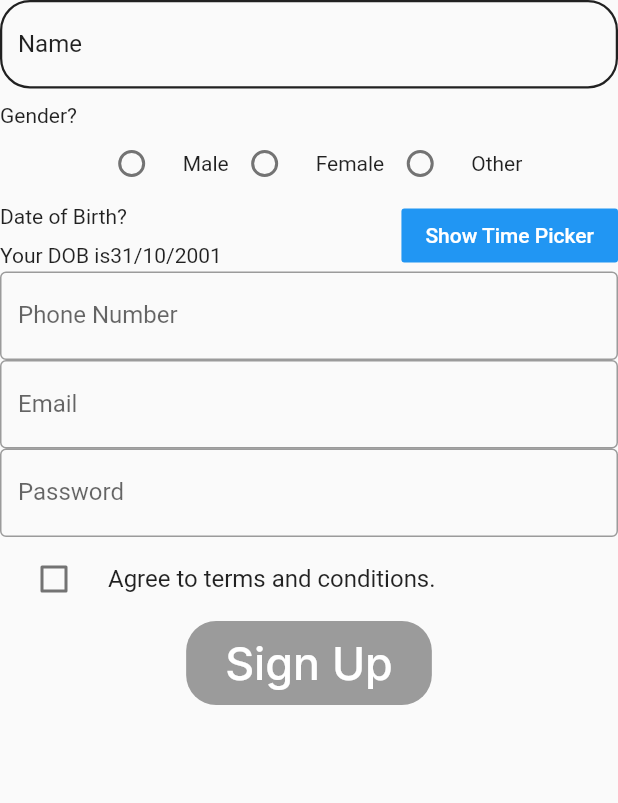
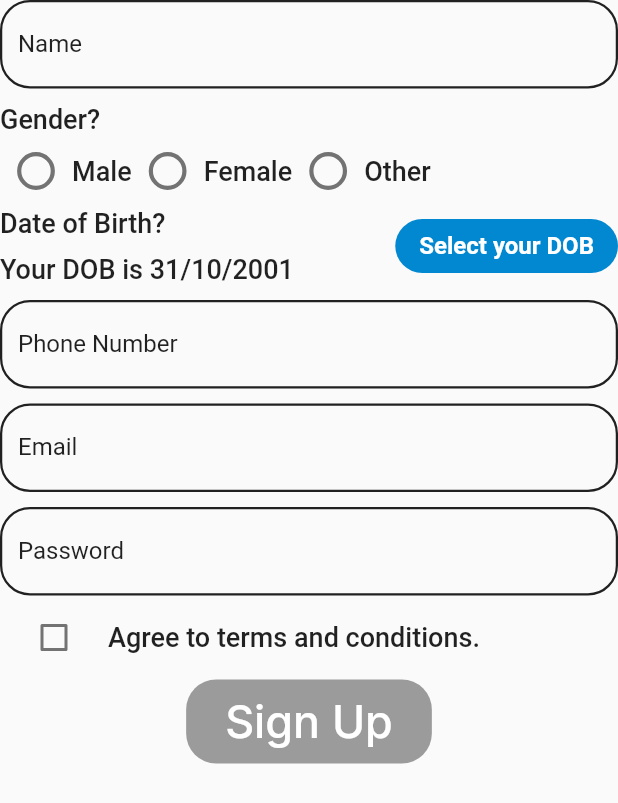
Before and after one commit to aryansolanki/autobuddy_asd_app, a Flutter app: the SignUpForm widget shown alone on an empty page, opened directly, on a phone screen of 412 x 824 dp. Shown: the top 803 px of the screen. Run offline on Flutter 3.47's test engine with Material 2 defaults, Android fonts, the light colour scheme and no system bars; our stand-ins replace flutter_signin_button, flutter_spinkit, form_field_validator.

Commit message:
sign up page done just comments left

```diff
--- a/autobuddy_asd/autobuddy_asd_app/lib/custom_widgets/sign_up_page/signup_form.dart
+++ b/autobuddy_asd/autobuddy_asd_app/lib/custom_widgets/sign_up_page/signup_form.dart
@@ -5,6 +5,7 @@ import 'package:form_field_validator/form_field_validator.dart'; //for multi val
 
 import 'package:autobuddy_asd_app/text.dart';
 import 'package:autobuddy_asd_app/colour.dart';
+import 'package:autobuddy_asd_app/custom_widgets/sign_up_page/theme.dart';
 
 import 'package:autobuddy_asd_app/screen/sign_in.dart'; //routing
 
@@ -43,7 +44,7 @@ class _SignUpFormState extends State<SignUpForm> {
         context: context,
         initialDate: date,
         firstDate: DateTime(1970),
-        lastDate: DateTime(2030));
+        lastDate: DateTime(2023));
     if (picked != null && picked != date) {
       setState(() {
         date = picked;
@@ -61,6 +62,7 @@ class _SignUpFormState extends State<SignUpForm> {
         key: formkey,
         child: Column(
           children: <Widget>[
+            //name form feild
             TextFormField(
               style: TextStyle(
                 color: Colors.black,
@@ -86,13 +88,18 @@ class _SignUpFormState extends State<SignUpForm> {
             Row(
               mainAxisAlignment: MainAxisAlignment.start,
               children: [
-                Text('Gender?'),
+                Text(
+                  'Gender?',
+                  style: subTitle,
+                ),
               ],
             ),
             Row(
-              mainAxisAlignment: MainAxisAlignment.center,
+              mainAxisAlignment: MainAxisAlignment.start,
               children: [
-                Radio(
+                Transform.scale(
+                  scale: 1.4,
+                  child: Radio(
                     value: 'male',
                     groupValue: gender,
                     onChanged: (value) {
@@ -100,12 +107,16 @@ class _SignUpFormState extends State<SignUpForm> {
                         gender = value;
                       });
                     },
+                    activeColor: Colors.blue[700],
                   ),
-                SizedBox(
-                  width: 10,
                 ),
-                Text("Male"),
-                Radio(
+                Text(
+                  "Male",
+                  style: subTitle,
+                ),
+                Transform.scale(
+                  scale: 1.4,
+                  child: Radio(
                     value: 'female',
                     groupValue: gender,
                     onChanged: (value) {
@@ -113,12 +124,16 @@ class _SignUpFormState extends State<SignUpForm> {
                         gender = value;
                       });
                     },
+                    activeColor: Colors.pink[400],
                   ),
-                SizedBox(
-                  width: 10,
                 ),
-                Text("Female"),
-                Radio(
+                Text(
+                  "Female",
+                  style: subTitle,
+                ),
+                Transform.scale(
+                  scale: 1.4,
+                  child: Radio(
                     value: 'other',
                     groupValue: gender,
                     onChanged: (value) {
@@ -126,11 +141,14 @@ class _SignUpFormState extends State<SignUpForm> {
                         gender = value;
                       });
                     },
+                    // activeColor: Colors.deepPurple[500],
+                    activeColor: Colors.white70,
                   ),
-                SizedBox(
-                  width: 10,
                 ),
-                Text("Other"),
+                Text(
+                  "Other",
+                  style: subTitle,
+                ),
               ],
             ),
             //code for DOB
@@ -142,37 +160,59 @@ class _SignUpFormState extends State<SignUpForm> {
                 Column(
                   crossAxisAlignment: CrossAxisAlignment.start,
                   children: [
-                    Text('Date of Birth?'),
+                    Text(
+                      'Date of Birth?',
+                      style: subTitle,
+                    ),
                     SizedBox(
                       height: 10,
                     ),
-                    Text('Your DOB is' +
+                    Text(
+                      'Your DOB is ' +
                           date_day.toString() +
                           '/' +
                           date_month.toString() +
                           '/' +
-                        date_year.toString()),
+                          date_year.toString(),
+                      style: subTitle,
+                    ),
                   ],
                 ),
                 FlatButton(
-                  child: Text("Show Time Picker"),
-                  color: Colors.blue,
+                  child: Text("Select your DOB", style: DOB_button),
+                  color: Colors.lightBlue[700],
                   textColor: Colors.white,
+                  shape: RoundedRectangleBorder(
+                      borderRadius: BorderRadius.circular(20)),
                   onPressed: () {
                     selectTimePicker(context);
                   },
                 ),
               ],
             ),
+            SizedBox(
+              height: 10,
+            ),
 
             //mobile number form field
             TextFormField(
+                style: TextStyle(
+                  color: Colors.black,
+                  decorationColor: Colors.black, //Font color change
+                ),
                 controller: phone_number_controller,
                 keyboardType: TextInputType.number,
                 decoration: InputDecoration(
-                    border: OutlineInputBorder(),
+                  //normal border does not work so enableborder used
+                  enabledBorder: OutlineInputBorder(
+                    borderRadius: BorderRadius.circular(20.0),
+                    borderSide: BorderSide(color: Colors.black87, width: 1.5),
+                  ),
                   labelText: 'Phone Number',
-                    hintText: 'Enter your 10 digit phone number'),
+                  labelStyle: TextStyle(color: Colors.black87),
+                  hintText: 'Enter your 10 digit phone number',
+                  hintStyle: TextStyle(color: Colors.black54),
+                ),
                 validator: MultiValidator([
                   RequiredValidator(errorText: "* Required"),
                   MinLengthValidator(10,
@@ -180,26 +220,54 @@ class _SignUpFormState extends State<SignUpForm> {
                   MaxLengthValidator(10,
                       errorText: "Phone number should be of 10 digit only")
                 ])),
+            SizedBox(
+              height: 10,
+            ),
 
             //email form feild
             TextFormField(
+                style: TextStyle(
+                  color: Colors.black,
+                  decorationColor: Colors.black, //Font color change
+                ),
                 controller: email_controller,
                 decoration: InputDecoration(
-                    border: OutlineInputBorder(),
+                  //normal border does not work so enableborder used
+                  enabledBorder: OutlineInputBorder(
+                    borderRadius: BorderRadius.circular(20.0),
+                    borderSide: BorderSide(color: Colors.black87, width: 1.5),
+                  ),
                   labelText: 'Email',
-                    hintText: 'Enter valid email id as abc@gmail.com'),
+                  labelStyle: TextStyle(color: Colors.black87),
+                  hintText: 'Enter valid email id as abc@gmail.com',
+                  hintStyle: TextStyle(color: Colors.black54),
+                ),
                 validator: MultiValidator([
                   RequiredValidator(errorText: "* Required"),
                   EmailValidator(errorText: "Enter valid email id"),
                 ])),
+            SizedBox(
+              height: 10,
+            ),
             //password form feild
             TextFormField(
+                style: TextStyle(
+                  color: Colors.black,
+                  decorationColor: Colors.black, //Font color change
+                ),
                 controller: password_controller,
                 obscureText: true,
                 decoration: InputDecoration(
-                    border: OutlineInputBorder(),
+                  //normal border does not work so enableborder used
+                  enabledBorder: OutlineInputBorder(
+                    borderRadius: BorderRadius.circular(20.0),
+                    borderSide: BorderSide(color: Colors.black87, width: 1.5),
+                  ),
                   labelText: 'Password',
-                    hintText: 'Enter secure password'),
+                  labelStyle: TextStyle(color: Colors.black87),
+                  hintText: 'Enter secure password',
+                  hintStyle: TextStyle(color: Colors.black54),
+                ),
                 validator: MultiValidator([
                   RequiredValidator(errorText: "* Required"),
                   MinLengthValidator(6,
@@ -216,7 +284,10 @@ class _SignUpFormState extends State<SignUpForm> {
             //   height: 20,
             // ),
             CheckboxListTile(
-              title: const Text("Agree to terms and conditions."),
+              title: Text(
+                "Agree to terms and conditions.",
+                style: subTitle,
+              ),
               controlAffinity: ListTileControlAffinity.leading,
               value: check_box,
               onChanged: (value) {
@@ -269,7 +340,9 @@ class _SignUpFormState extends State<SignUpForm> {
                     ),
                   ),
                 ),
-                color: option_button_colour,
+                // color: Color(0xFF082933),
+                color: Colors.lightBlue[800],
+                // color: Color(0xFF0091EA),
               ),
             ),
           ],
--- a/autobuddy_asd/autobuddy_asd_app/lib/custom_widgets/sign_up_page/theme.dart
+++ b/autobuddy_asd/autobuddy_asd_app/lib/custom_widgets/sign_up_page/theme.dart
@@ -27,3 +27,9 @@ TextStyle textButton = TextStyle(
   fontSize: 18,
   fontWeight: FontWeight.w700,
 );
+
+TextStyle DOB_button = TextStyle(
+  color: kPrimaryColor,
+  fontSize: 16,
+  fontWeight: FontWeight.w700,
+);
--- a/autobuddy_asd/autobuddy_asd_app/lib/main.dart
+++ b/autobuddy_asd/autobuddy_asd_app/lib/main.dart
@@ -30,18 +30,17 @@ class MyApp extends StatelessWidget {
   @override
   Widget build(BuildContext context) {
     return MaterialApp(
-      debugShowCheckedModeBanner:
-          false, // to remove debug strip from right side up corner
+        debugShowCheckedModeBanner:
+            false, // to remove debug strip from right side up corner
 
-      home: sign_up1(),
-      // routes: {
-      //   '/': (context) => loading(),
-      //   '/option': (context) => option(),
-      //   '/wrapper': (context) => wrapper(),
-      //   '/option2': (context) => option2(),
-      //   '/sign_in': (context) => sign_in(),
-      //   '/sign_up1': (context) => sign_up1(),
-      // }
-    );
+        //home: sign_up1(),
+        routes: {
+          '/': (context) => loading(),
+          '/option': (context) => option(),
+          '/wrapper': (context) => wrapper(),
+          '/option2': (context) => option2(),
+          '/sign_in': (context) => sign_in(),
+          '/sign_up1': (context) => sign_up1(),
+        });
   }
 }
```
Lines whose indentation alone changed are shown as unchanged.
